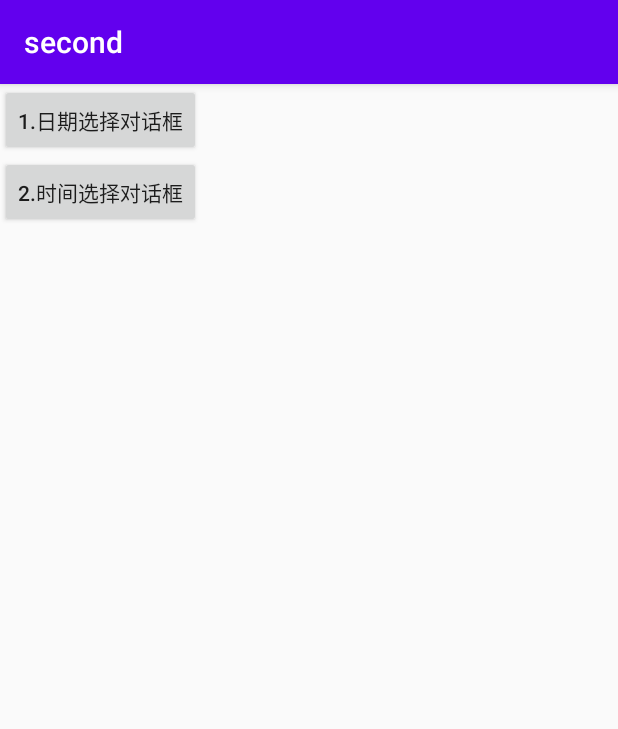
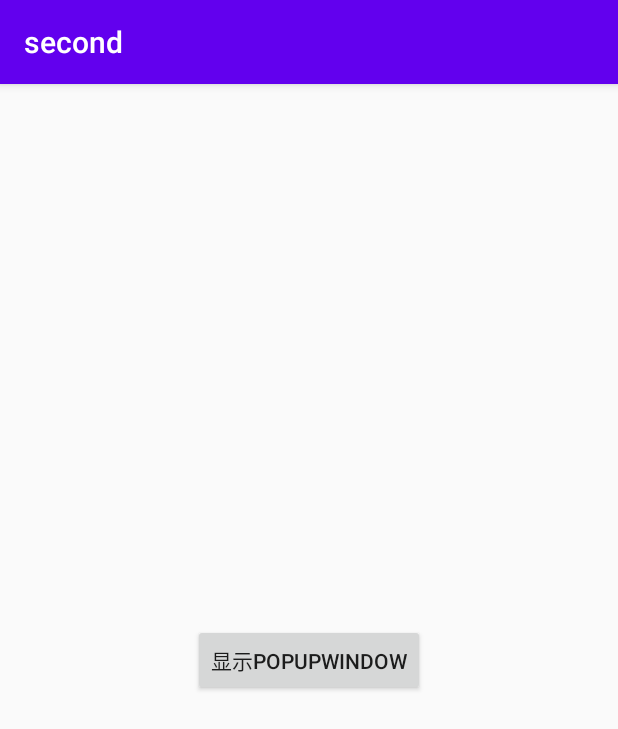
Before and after one commit to lgheric/second, an Android app: the screen it shows after launch (MainActivity), on a phone screen of 412 x 824 dp. Shown: the top 729 px of the screen. Run offline under Robolectric (Android 15) with nearby library versions, the phone set to English and light mode, and no system bars.

Commit message:
the base usage of PopupWindow

```diff
--- /dev/null
+++ b/app/src/main/res/anim/anim_pop.xml
@@ -0,0 +1,7 @@
+<?xml version="1.0" encoding="utf-8"?>
+<set xmlns:android="http://schemas.android.com/apk/res/android">
+    <alpha android:fromAlpha="0"
+        android:toAlpha="1"
+        android:duration="2000">
+    </alpha>
+</set>
--- a/app/src/main/res/layout/activity_main.xml
+++ b/app/src/main/res/layout/activity_main.xml
@@ -1,22 +1,15 @@
 <?xml version="1.0" encoding="utf-8"?>
-<LinearLayout xmlns:android="http://schemas.android.com/apk/res/android"
+<RelativeLayout xmlns:android="http://schemas.android.com/apk/res/android"
     xmlns:tools="http://schemas.android.com/tools"
     android:layout_width="match_parent"
     android:layout_height="match_parent"
-    android:orientation="vertical"
     tools:context=".MainActivity">
 
     <Button
-        android:id="@+id/btn_date"
+        android:layout_centerInParent="true"
+        android:id="@+id/btn_show"
         android:layout_width="wrap_content"
         android:layout_height="wrap_content"
-        android:text="1.日期选择对话框" />
+        android:text="显示PopupWindow" />
 
-    <Button
-        android:id="@+id/btn_time"
-        android:layout_width="wrap_content"
-        android:layout_height="wrap_content"
-        android:text="2.时间选择对话框" />
-
-
-</LinearLayout>
+</RelativeLayout>
```
Also changed, not shown: app/src/main/java/com/example/second/MainActivity.java (+61 -44 lines), app/src/main/res/layout/item_popup.xml (added, +24 -0 lines), app/src/main/res/drawable/ic_pop_bg.9.png (added).
